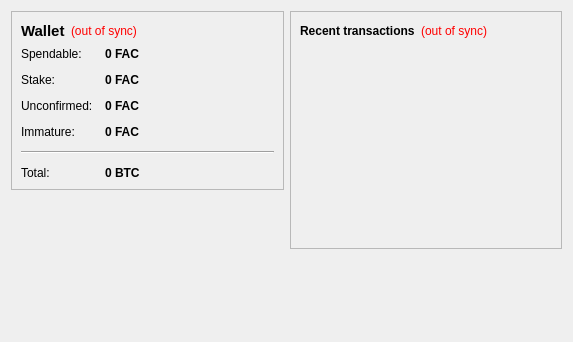
Old version of the form src/qt/forms/overviewpage.ui in the repository facash/facoin.
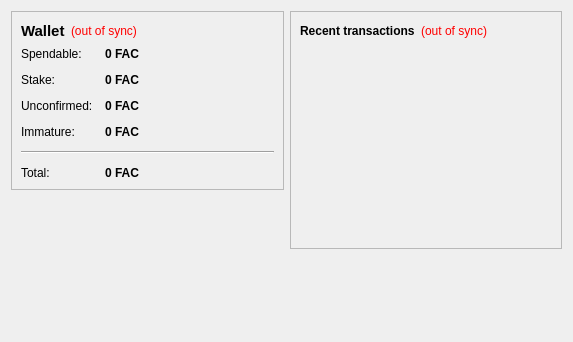
New version of the form.

Patch:
```diff
--- a/src/qt/forms/overviewpage.ui
+++ b/src/qt/forms/overviewpage.ui
@@ -225,7 +225,7 @@
              <string>Your current total balance</string>
             </property>
             <property name="text">
-             <string notr="true">0 BTC</string>
+             <string notr="true">0 FAC</string>
             </property>
             <property name="textInteractionFlags">
              <set>Qt::LinksAccessibleByMouse|Qt::TextSelectableByKeyboard|Qt::TextSelectableByMouse</set>
```
